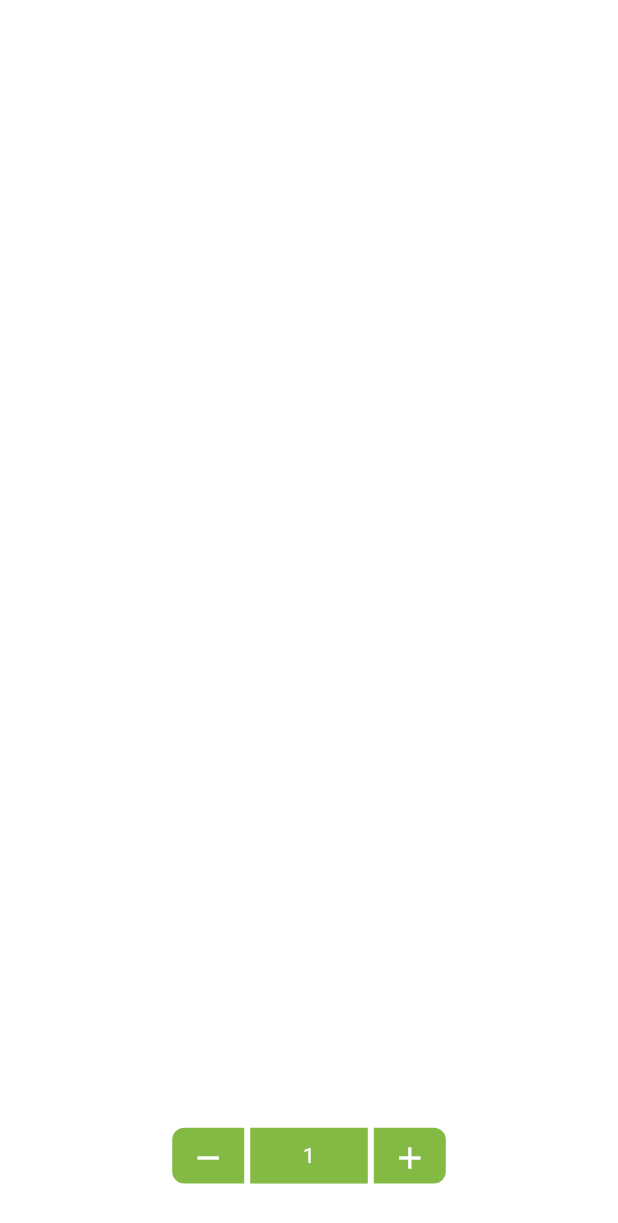
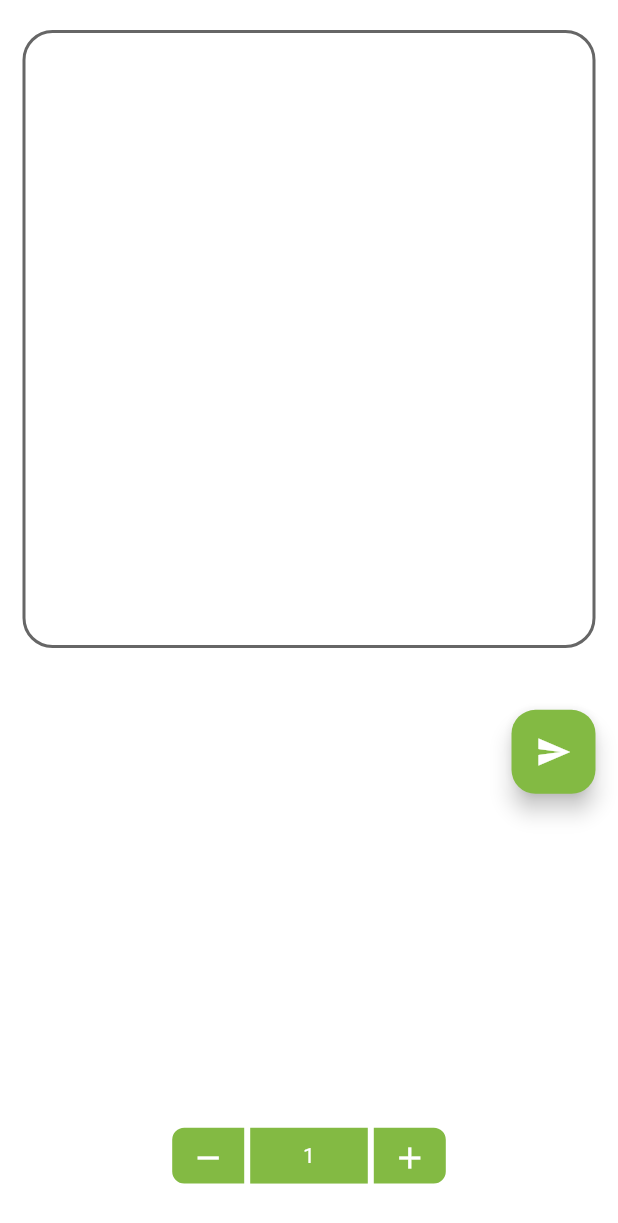
Before and after one commit to lolopindik/RandomAPI, a Flutter app: the ListOfUsersScreen screen opened directly, after a tap on the "add" icon, on a phone screen of 412 x 824 dp. Shown: the top 1223 px of the screen. Run offline on Flutter 3.47's test engine with Material 3 defaults, Android fonts, the light colour scheme and no system bars; our stand-ins replace dio, flutter_riverpod, gap, hive, hive_flutter; accounts and stored records are empty; network calls fail.

Commit message:
completed a page with a call to user lists

```diff
--- a/lib/presentation/pages/list_of_users_page.dart
+++ b/lib/presentation/pages/list_of_users_page.dart
@@ -1,8 +1,63 @@
 import 'package:flutter/material.dart';
 import 'package:flutter_riverpod/flutter_riverpod.dart';
+import 'package:gap/gap.dart';
+import 'package:random_user_generator/logic/riverpod/counter.dart';
+import 'package:random_user_generator/logic/riverpod/user_api.dart';
 
 class ListOfUsersPage {
+
   Widget build(BuildContext context, WidgetRef ref) {
-    return Column(children: []);
+    final counterData = ref.watch(counterProvider).counter;
+    final userNotifier = ref.watch(usersProvider);
+    final users = userNotifier.users;
+
+    return Padding(
+      padding: const EdgeInsets.symmetric(horizontal: 15, vertical: 20),
+      child: Column(
+        children: [
+          Container(
+            height: MediaQuery.of(context).size.height * 0.5,
+            decoration: BoxDecoration(
+              borderRadius: BorderRadius.circular(20),
+              border: Border.all(width: 2, color: Theme.of(context).hintColor),
+            ),
+            child: userNotifier.isLoading
+                ? const Center(child: CircularProgressIndicator())
+                : ListView.builder(
+                    itemCount: users.length,
+                    itemBuilder: (BuildContext context, int index) {
+                      final user = users[index];
+                      return ListTile(
+                        leading: CircleAvatar(
+                          backgroundImage: NetworkImage(user.photo),
+                          onBackgroundImageError: (_, __) => const Icon(Icons.error),
+                        ),
+                        title: Text('${user.firstname} ${user.lastname}'),
+                        subtitle: Column(
+                          crossAxisAlignment: CrossAxisAlignment.start,
+                          children: [
+                            Text('Username: ${user.username}'),
+                            Text('Email: ${user.email}'),
+                          ],
+                        ),
+                      );
+                    },
+                  ),
+          ),
+          Gap(MediaQuery.of(context).size.height * 0.05),
+          Align(
+            alignment: Alignment.bottomRight,
+            child: FloatingActionButton(
+              onPressed: () {
+                ref.read(usersProvider.notifier).clearUsers();
+                ref.read(usersProvider.notifier).loadUsers(counterData);
+              },
+              tooltip: 'Load Users',
+              child: const Icon(Icons.send),
+            ),
+          ),
+        ],
+      ),
+    );
   }
 }
--- a/lib/presentation/widgets/app_bar_widget.dart
+++ b/lib/presentation/widgets/app_bar_widget.dart
@@ -3,6 +3,7 @@ import 'package:flutter/material.dart';
 class AppBarWidget {
   PreferredSizeWidget? build(BuildContext context) {
     return AppBar(
+      scrolledUnderElevation: 0,
       centerTitle: true,
       backgroundColor: Theme.of(context).primaryColor,
       leading: Builder(
```
